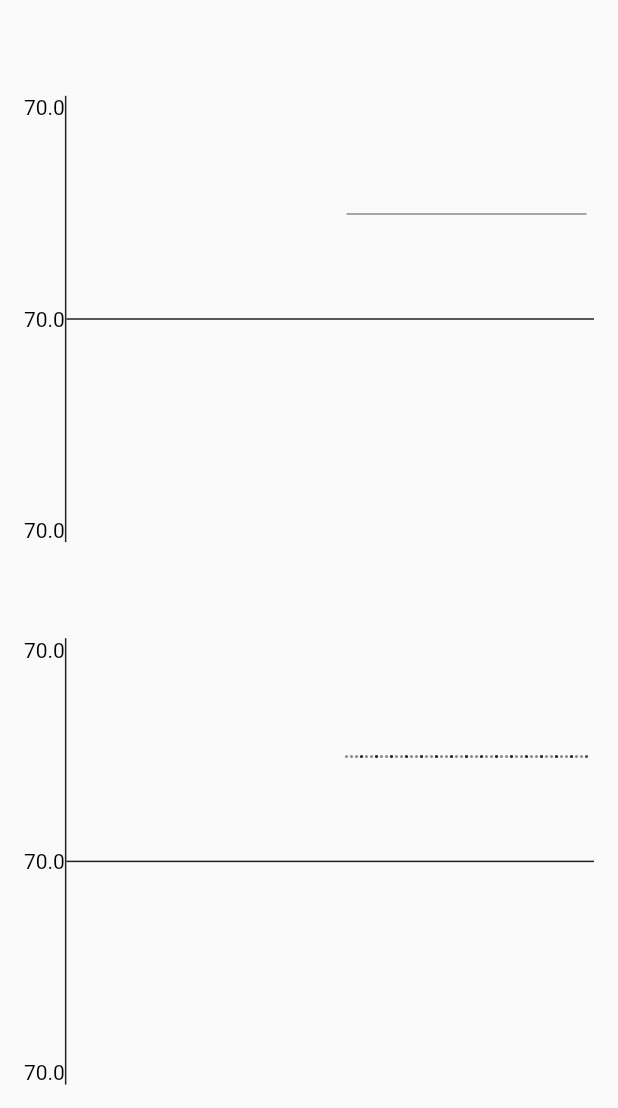
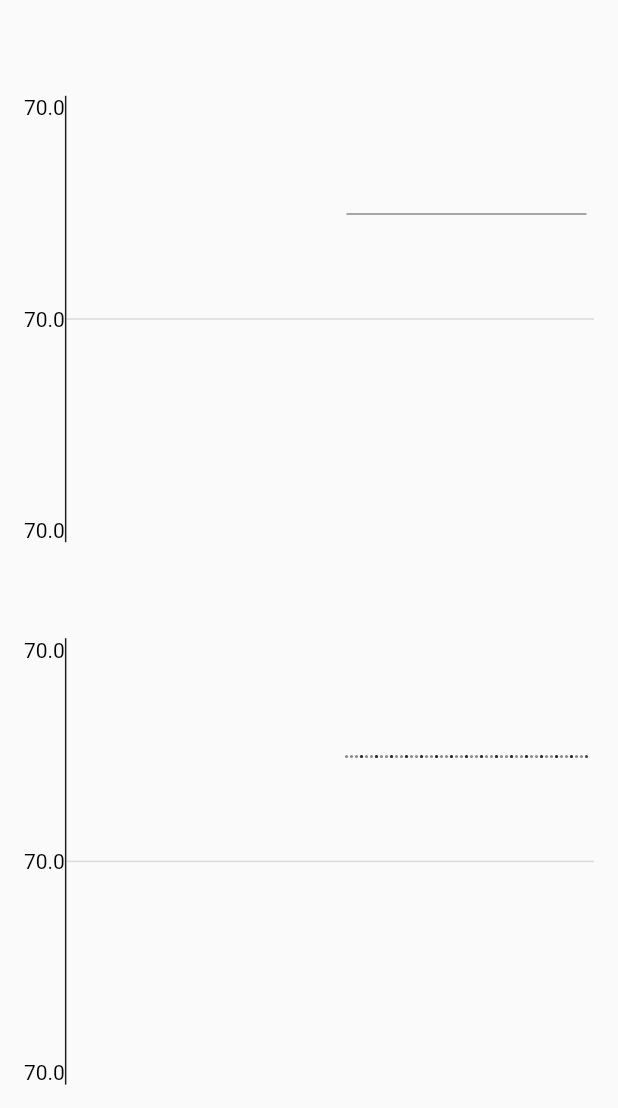
Before and after one commit to tajaouart/real_time_chart, a Flutter app: the screen it shows after launch, scrolled down 646 dp, on a phone screen of 412 x 824 dp, the part 128-1236 px from its top. Run offline on Flutter 3.47's test engine with Material 2 defaults, Android fonts, the phone set to English and light mode, and no system bars.

Commit message:
customize x and y axis' colors separately

```diff
--- a/example/lib/main.dart
+++ b/example/lib/main.dart
@@ -76,6 +76,7 @@ class _MyHomePageState extends State<MyHomePage> {
                   child: RealTimeGraph(
                     stream: stream.map((value) => value - 150),
                     supportNegativeValuesDisplay: true,
+                    xAxisColor: Colors.black12,
                   ),
                 ),
               ),
@@ -89,6 +90,7 @@ class _MyHomePageState extends State<MyHomePage> {
                     stream: stream.map((value) => value - 150),
                     supportNegativeValuesDisplay: true,
                     displayMode: ChartDisplay.points,
+                    xAxisColor: Colors.black12,
                   ),
                 ),
               ),
--- a/lib/src/live_chart.dart
+++ b/lib/src/live_chart.dart
@@ -9,10 +9,12 @@ import 'point.dart';
 class RealTimeGraph extends StatefulWidget {
   const RealTimeGraph({
     this.updateDelay = const Duration(milliseconds: 50),
+    this.supportNegativeValuesDisplay = false,
     this.displayMode = ChartDisplay.line,
     this.displayYAxisValues = true,
     this.displayYAxisLines = true,
-    this.axisColor = Colors.black87,
+    this.xAxisColor = Colors.black87,
+    this.yAxisColor = Colors.black87,
     this.graphColor = Colors.black45,
     this.pointsSpacing = 3.0,
     this.graphStroke = 1,
@@ -22,7 +24,7 @@ class RealTimeGraph extends StatefulWidget {
     this.minValue = 0,
     this.speed = 1,
     Key? key,
-    this.supportNegativeValuesDisplay = false,
+
   }) : super(key: key);
 
   // Callback to build custom Y-axis text.
@@ -59,8 +61,11 @@ class RealTimeGraph extends StatefulWidget {
   // The color of the graph.
   final Color graphColor;
 
+  // The color of the X-axis line.
+  final Color xAxisColor;
+
   // The color of the Y-axis line.
-  final Color axisColor;
+  final Color yAxisColor;
 
   // The minimum value of the Y-axis.
   final double minValue;
@@ -177,7 +182,7 @@ class RealTimeGraphState extends State<RealTimeGraph>
         // Display the y-axis line
         if (widget.displayYAxisLines)
           Container(
-            color: widget.axisColor,
+            color: widget.yAxisColor,
             width: widget.axisStroke,
             height: double.maxFinite,
           ),
@@ -235,7 +240,7 @@ class RealTimeGraphState extends State<RealTimeGraph>
                       ? Alignment.center
                       : Alignment.bottomCenter,
                   child: Container(
-                    color: widget.axisColor,
+                    color: widget.xAxisColor,
                     height: widget.axisStroke,
                     width: double.maxFinite,
                   ),
```
